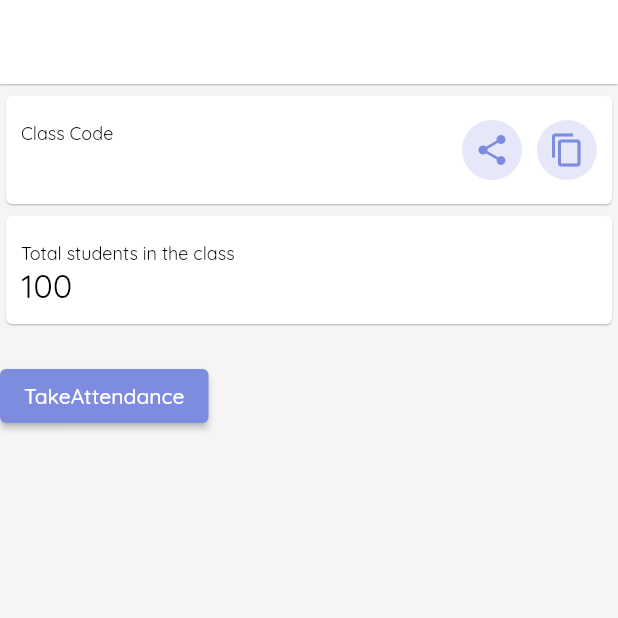
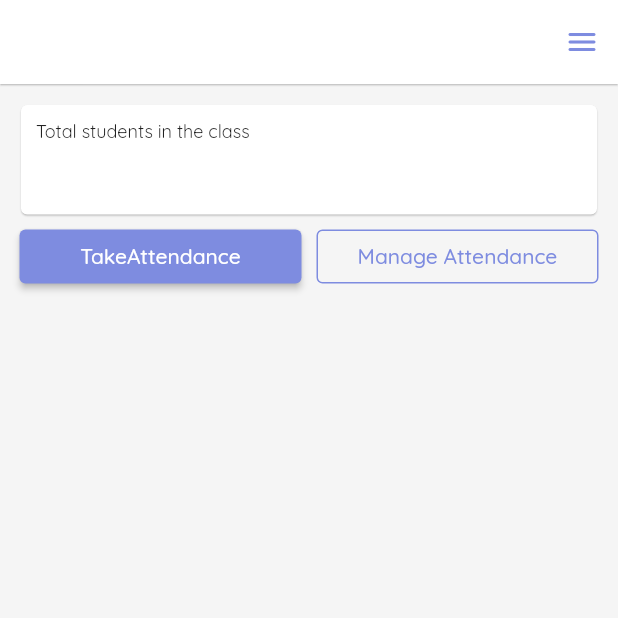
Before and after one commit to mandanshubham/Attendance-Manager, a Flutter app: the CreatedClassScreen screen opened directly with empty values, on a phone screen of 412 x 824 dp, the top half of it. Run offline on Flutter 3.47's test engine with Material 2 defaults, Android fonts, the phone set to English and light mode, and no system bars; our stand-ins replace cloud_firestore, firebase_auth, firebase_core, flutter_linkify, google_fonts, google_sign_in; accounts and stored records are empty.

```diff
--- a/lib/BottomNavScreens/Home/CreatedClassScreen.dart
+++ b/lib/BottomNavScreens/Home/CreatedClassScreen.dart
@@ -1,8 +1,8 @@
-import 'package:att_man/BottomNavScreens/Home/takeAttendance.dart';
-import 'package:att_man/Firebase/DatabaseHandler.dart';
-import 'package:att_man/Model/student.dart';
+import 'package:att_man/BottomNavScreens/Home/TakeAttendance.dart';
 import 'package:att_man/Utils/Constants.dart';
 import 'package:att_man/Widgets/MyElevatedButton.dart';
+import 'package:att_man/Widgets/ModalSheets/MenuCreatedClasssMS.dart';
+import 'package:att_man/Widgets/MyOutlinedButton.dart';
 import 'package:cloud_firestore/cloud_firestore.dart';
 import 'package:flutter/material.dart';
 import 'package:flutter/services.dart';
@@ -11,18 +11,20 @@ import 'package:google_fonts/google_fonts.dart';
 class CreatedClassScreen extends StatelessWidget {
   final String classCode, classTitle, description;
   final DocumentSnapshot snapshot;
+  final String totalStudents;
 
-  CreatedClassScreen(
-      {required this.classCode,
+  CreatedClassScreen({
+    required this.classCode,
     required this.classTitle,
     required this.description,
-      required this.snapshot});
+    required this.snapshot,
+    required this.totalStudents,
+  });
 
   @override
   Widget build(BuildContext context) {
     return Scaffold(
       appBar: AppBar(
-        backgroundColor: Colors.white,
         elevation: 0.5,
         automaticallyImplyLeading: false,
         title: Column(
@@ -37,100 +39,57 @@ class CreatedClassScreen extends StatelessWidget {
             ),
             Text(
               description,
-              style: GoogleFonts.quicksand(
-                fontSize: 12,
-                color: Colors.black,
-              ),
+              style: GoogleFonts.quicksand(fontSize: 12, color: Colors.black),
             ),
           ],
         ),
-      ),
-      body: Column(
-        crossAxisAlignment: CrossAxisAlignment.start,
-        children: [
-          SizedBox(
-            height: 4,
-          ),
-          Card(
-            elevation: 0.5,
-            child: ListTile(
-              contentPadding: EdgeInsets.symmetric(horizontal: 10, vertical: 0),
-              title: Text(
-                'Class Code',
-                style: GoogleFonts.quicksand(
-                  fontSize: 12,
-                  color: Colors.black,
-                ),
-              ),
-              subtitle: SelectableText(
-                classCode,
-                style: GoogleFonts.quicksand(
-                  fontSize: 22,
-                  color: Colors.black,
-                ),
-              ),
-              trailing: Row(
-                mainAxisSize: MainAxisSize.min,
-                children: [
-                  CircleAvatar(
-                    backgroundColor: kPrimaryLight50,
-                    child: IconButton(
+        actions: <Widget>[
+          IconButton(
             icon: Icon(
-                        Icons.share_rounded,
-                        color: kPrimary0,
-                      ),
-                      onPressed: () {},
-                    ),
-                  ),
-                  SizedBox(
-                    width: 10,
-                  ),
-                  CircleAvatar(
-                    backgroundColor: kPrimaryLight50,
-                    child: IconButton(
-                      icon: Icon(
-                        Icons.copy,
+              Icons.menu_rounded,
               color: kPrimary0,
             ),
             onPressed: () {
-                        Clipboard.setData(ClipboardData(
-                            text:
-                                'To join the $classTitle [$description] use this code : ' +
-                                    classCode));
+              menuCreatedClassMS(context, classCode);
             },
+          )
+        ],
+      ),
+      body: Padding(
+        padding: const EdgeInsets.all(10),
+        child: Column(
+          crossAxisAlignment: CrossAxisAlignment.start,
+          children: [
+            Card(
+              elevation: 0.5,
+              child: Container(
+                width: double.infinity,
+                padding: EdgeInsets.all(10),
+                child: Column(
+                  crossAxisAlignment: CrossAxisAlignment.start,
+                  children: [
+                    Text(
+                      'Total students in the class',
+                      style: GoogleFonts.quicksand(
+                        fontSize: 12,
+                      ),
+                    ),
+                    SelectableText(
+                      totalStudents,
+                      style: GoogleFonts.quicksand(
+                        fontSize: 30,
                       ),
                     ),
                   ],
                 ),
               ),
             ),
-          Card(
-            elevation: 0.5,
-            child: ListTile(
-              contentPadding: EdgeInsets.symmetric(horizontal: 10, vertical: 0),
-              title: Text(
-                'Total students in the class',
-                style: GoogleFonts.quicksand(
-                  fontSize: 12,
-                  color: Colors.black,
-                ),
-              ),
-              subtitle: SelectableText(
-                '100',
-                style: GoogleFonts.quicksand(
-                  fontSize: 22,
-                  color: Colors.black,
-                ),
-              ),
-            ),
-          ),
             Padding(
-            padding: const EdgeInsets.all(10),
-            child: Column(
-              children: [],
-            ),
-          ),
-          MyElevatedButton(
+              padding: const EdgeInsets.symmetric(horizontal: 3),
+              child: Row(
+                children: [
+                  Expanded(
+                    child: MyElevatedButton(
                       text: 'TakeAttendance',
                       onPressed: () async {
                         Map data = snapshot.data() as Map;
@@ -146,10 +105,26 @@ class CreatedClassScreen extends StatelessWidget {
                             builder: (_) => TakeAttendance(
                               ids: c,
                               classRef: ref,
-                          )));
+                            ),
+                          ),
+                        );
                       },
-          )
+                    ),
+                  ),
+                  SizedBox(
+                    width: 10,
+                  ),
+                  Expanded(
+                    child: MyOutlinedButton(
+                      text: 'Manage Attendance',
+                      onPressed: () {},
+                    ),
+                  ),
                 ],
+              ),
+            ),
+          ],
+        ),
       ),
     );
   }
--- a/lib/LoginScreens/PersonalInformation.dart
+++ b/lib/LoginScreens/PersonalInformation.dart
@@ -85,7 +85,7 @@ class PersonalInformation extends StatelessWidget {
                         onPressed: () async {
                           await DatabaseHandler().addUserToDatabase(
                               displayNameController.text.toUpperCase(),
-                              instituteNameController.text,
+                              instituteNameController.text.toUpperCase(),
                               enrollmentNumberController.text.toUpperCase(),
                               contactNumberController.text
                           );
--- a/lib/Widgets/CreateClassModalSheet.dart
+++ b/lib/Widgets/ModalSheets/CreateClassModalSheet.dart
@@ -1,8 +1,8 @@
 import 'package:att_man/Firebase/DatabaseHandler.dart';
 import 'package:flutter/material.dart';
 import 'package:google_fonts/google_fonts.dart';
-import 'MyElevatedButton.dart';
-import 'MyTextFormField.dart';
+import '../MyElevatedButton.dart';
+import '../MyTextFormField.dart';
 
 Future<void> createClassModalSheet(BuildContext context) {
   return showModalBottomSheet(
--- a/lib/Widgets/JoinClassBottomSheet.dart
+++ b/lib/Widgets/ModalSheets/JoinClassBottomSheet.dart
@@ -9,7 +9,7 @@ void joinClassBottomSheet(BuildContext context) {
   showModalBottomSheet(
     context: context,
     builder: (builder) {
-      return JoinClass();
+      return JoinClassBottomSheet();
     },
     isScrollControlled: true,
     shape: RoundedRectangleBorder(
@@ -20,7 +20,7 @@ void joinClassBottomSheet(BuildContext context) {
   );
 }
 
-class JoinClass extends StatelessWidget {
+class JoinClassBottomSheet extends StatelessWidget {
   final TextEditingController joinClassController = TextEditingController();
 
   @override
--- a/lib/main.dart
+++ b/lib/main.dart
@@ -16,7 +16,9 @@ class MyApp extends StatelessWidget {
       title: 'Flutter Demo',
       debugShowCheckedModeBanner: false,
       theme: ThemeData(
-        primarySwatch: Colors.blue,
+        appBarTheme: AppBarTheme(
+          backgroundColor: Colors.white
+        ),
         scaffoldBackgroundColor: Colors.grey.shade100,
       ),
       home: NextPage(),
```
Also changed, not shown: lib/BottomNavScreens/Home/Home.dart (+6 -19 lines), lib/BottomNavScreens/Home/TakeAttendance.dart (renamed from lib/BottomNavScreens/Home/takeAttendance.dart, +26 -7 lines), lib/BottomNavScreens/Profile.dart (+26 -41 lines), lib/Firebase/DatabaseHandler.dart (+25 -0 lines), lib/Widgets/ModalSheets/MenuCreatedClasssMS.dart (added, +137 -0 lines), lib/Widgets/ModalSheets/ProfileMS.dart (added, +91 -0 lines). Lines whose indentation alone changed are shown as unchanged.
